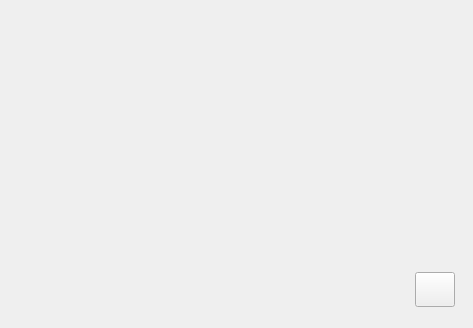
Old version of the form mainwindow.ui in the repository max22-/loan.
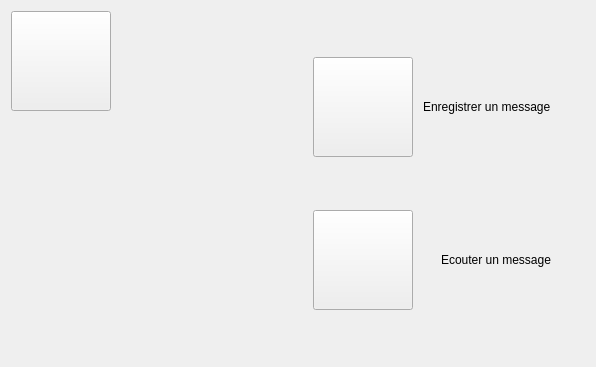
New version of the form. Icons and pictures are not drawn.

Commit message: Mise en page de la page 2 (Table des matières)

Patch:
```diff
--- a/mainwindow.ui
+++ b/mainwindow.ui
@@ -6,8 +6,8 @@
    <rect>
     <x>0</x>
     <y>0</y>
-    <width>473</width>
-    <height>328</height>
+    <width>596</width>
+    <height>367</height>
    </rect>
   </property>
   <property name="sizePolicy">
@@ -45,7 +45,7 @@
        </sizepolicy>
       </property>
       <property name="currentIndex">
-       <number>0</number>
+       <number>1</number>
       </property>
       <widget class="QWidget" name="home_page">
        <property name="styleSheet">
@@ -152,7 +152,267 @@
         </item>
        </layout>
       </widget>
-      <widget class="QWidget" name="page_6"/>
+      <widget class="QWidget" name="toc_page">
+       <layout class="QHBoxLayout" name="horizontalLayout_5" stretch="1,1">
+        <item>
+         <layout class="QHBoxLayout" name="horizontalLayout_4">
+          <item>
+           <layout class="QVBoxLayout" name="verticalLayout_2">
+            <item>
+             <widget class="QPushButton" name="pushButton_4">
+              <property name="sizePolicy">
+               <sizepolicy hsizetype="Fixed" vsizetype="Fixed">
+                <horstretch>0</horstretch>
+                <verstretch>0</verstretch>
+               </sizepolicy>
+              </property>
+              <property name="minimumSize">
+               <size>
+                <width>100</width>
+                <height>100</height>
+               </size>
+              </property>
+              <property name="styleSheet">
+               <string notr="true">QPushButton {
+	border-image: url(:/images/buttons/up_button.png);
+}
+
+QPushButton:hover {
+	border-image: url(:/images/buttons/up_button_hovered.png);
+}
+
+QPushButton:pressed {
+	border-image: url(:/images/buttons/up_button_pressed.png);	
+}
+
+</string>
+              </property>
+              <property name="text">
+               <string/>
+              </property>
+             </widget>
+            </item>
+            <item>
+             <spacer name="verticalSpacer_6">
+              <property name="orientation">
+               <enum>Qt::Vertical</enum>
+              </property>
+              <property name="sizeHint" stdset="0">
+               <size>
+                <width>20</width>
+                <height>40</height>
+               </size>
+              </property>
+             </spacer>
+            </item>
+           </layout>
+          </item>
+          <item>
+           <spacer name="horizontalSpacer_6">
+            <property name="orientation">
+             <enum>Qt::Horizontal</enum>
+            </property>
+            <property name="sizeHint" stdset="0">
+             <size>
+              <width>70</width>
+              <height>20</height>
+             </size>
+            </property>
+           </spacer>
+          </item>
+         </layout>
+        </item>
+        <item>
+         <layout class="QHBoxLayout" name="horizontalLayout_3">
+          <item>
+           <spacer name="horizontalSpacer_7">
+            <property name="orientation">
+             <enum>Qt::Horizontal</enum>
+            </property>
+            <property name="sizeHint" stdset="0">
+             <size>
+              <width>48</width>
+              <height>20</height>
+             </size>
+            </property>
+           </spacer>
+          </item>
+          <item>
+           <layout class="QVBoxLayout" name="verticalLayout">
+            <item>
+             <spacer name="verticalSpacer_3">
+              <property name="orientation">
+               <enum>Qt::Vertical</enum>
+              </property>
+              <property name="sizeHint" stdset="0">
+               <size>
+                <width>20</width>
+                <height>28</height>
+               </size>
+              </property>
+             </spacer>
+            </item>
+            <item>
+             <layout class="QHBoxLayout" name="horizontalLayout">
+              <item>
+               <widget class="QPushButton" name="pushButton_2">
+                <property name="sizePolicy">
+                 <sizepolicy hsizetype="Fixed" vsizetype="Fixed">
+                  <horstretch>0</horstretch>
+                  <verstretch>0</verstretch>
+                 </sizepolicy>
+                </property>
+                <property name="minimumSize">
+                 <size>
+                  <width>100</width>
+                  <height>100</height>
+                 </size>
+                </property>
+                <property name="styleSheet">
+                 <string notr="true">QPushButton {
+	border-image: url(:/images/buttons/forward_button.png);
+}
+
+QPushButton:hover {
+	border-image: url(:/images/buttons/forward_button_hovered.png);
+}
+
+QPushButton:pressed {
+	border-image: url(:/images/buttons/forward_button_pressed.png);	
+}
+
+</string>
+                </property>
+                <property name="text">
+                 <string/>
+                </property>
+               </widget>
+              </item>
+              <item>
+               <spacer name="horizontalSpacer_3">
+                <property name="orientation">
+                 <enum>Qt::Horizontal</enum>
+                </property>
+                <property name="sizeHint" stdset="0">
+                 <size>
+                  <width>40</width>
+                  <height>20</height>
+                 </size>
+                </property>
+               </spacer>
+              </item>
+              <item>
+               <widget class="QLabel" name="label">
+                <property name="text">
+                 <string>Enregistrer un message</string>
+                </property>
+               </widget>
+              </item>
+             </layout>
+            </item>
+            <item>
+             <spacer name="verticalSpacer_4">
+              <property name="orientation">
+               <enum>Qt::Vertical</enum>
+              </property>
+              <property name="sizeHint" stdset="0">
+               <size>
+                <width>20</width>
+                <height>18</height>
+               </size>
+              </property>
+             </spacer>
+            </item>
+            <item>
+             <layout class="QHBoxLayout" name="horizontalLayout_2">
+              <item>
+               <widget class="QPushButton" name="pushButton_3">
+                <property name="sizePolicy">
+                 <sizepolicy hsizetype="Fixed" vsizetype="Fixed">
+                  <horstretch>0</horstretch>
+                  <verstretch>0</verstretch>
+                 </sizepolicy>
+                </property>
+                <property name="minimumSize">
+                 <size>
+                  <width>100</width>
+                  <height>100</height>
+                 </size>
+                </property>
+                <property name="styleSheet">
+                 <string notr="true">QPushButton {
+	border-image: url(:/images/buttons/forward_button.png);
+}
+
+QPushButton:hover {
+	border-image: url(:/images/buttons/forward_button_hovered.png);
+}
+
+QPushButton:pressed {
+	border-image: url(:/images/buttons/forward_button_pressed.png);	
+}
+
+</string>
+                </property>
+                <property name="text">
+                 <string/>
+                </property>
+               </widget>
+              </item>
+              <item>
+               <spacer name="horizontalSpacer_4">
+                <property name="orientation">
+                 <enum>Qt::Horizontal</enum>
+                </property>
+                <property name="sizeHint" stdset="0">
+                 <size>
+                  <width>40</width>
+                  <height>20</height>
+                 </size>
+                </property>
+               </spacer>
+              </item>
+              <item>
+               <widget class="QLabel" name="label_2">
+                <property name="text">
+                 <string>Ecouter un message</string>
+                </property>
+               </widget>
+              </item>
+             </layout>
+            </item>
+            <item>
+             <spacer name="verticalSpacer_5">
+              <property name="orientation">
+               <enum>Qt::Vertical</enum>
+              </property>
+              <property name="sizeHint" stdset="0">
+               <size>
+                <width>20</width>
+                <height>18</height>
+               </size>
+              </property>
+             </spacer>
+            </item>
+           </layout>
+          </item>
+          <item>
+           <spacer name="horizontalSpacer_5">
+            <property name="orientation">
+             <enum>Qt::Horizontal</enum>
+            </property>
+            <property name="sizeHint" stdset="0">
+             <size>
+              <width>70</width>
+              <height>20</height>
+             </size>
+            </property>
+           </spacer>
+          </item>
+         </layout>
+        </item>
+       </layout>
+      </widget>
      </widget>
     </item>
    </layout>
```
The commit also changes 4 other files.
